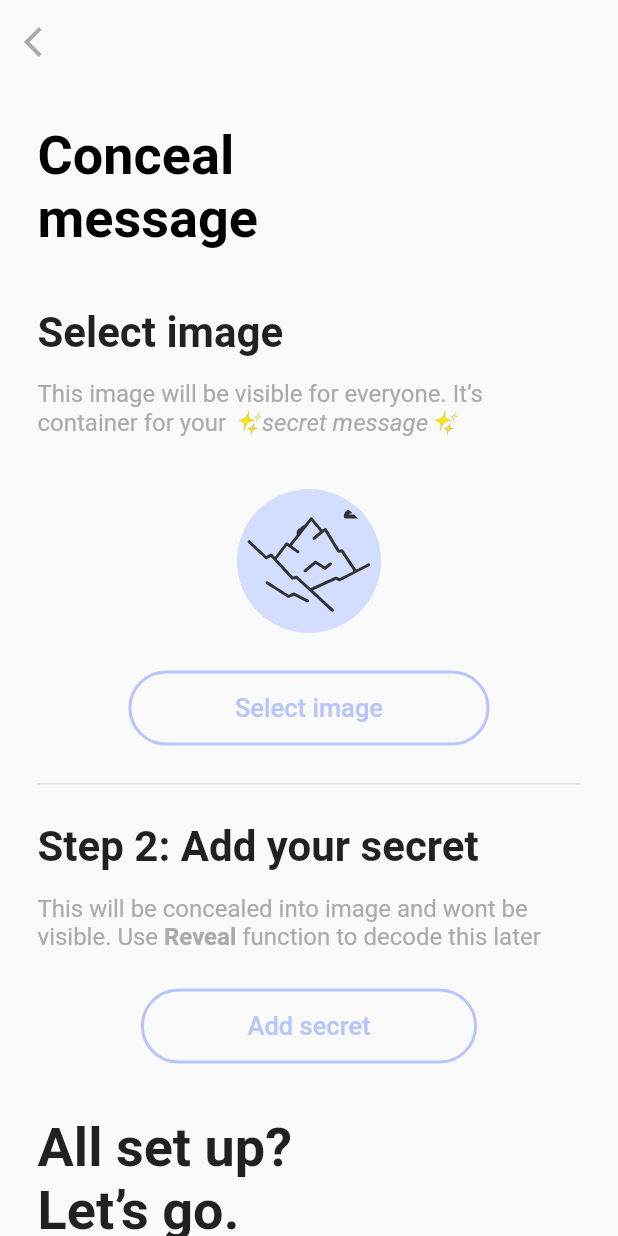
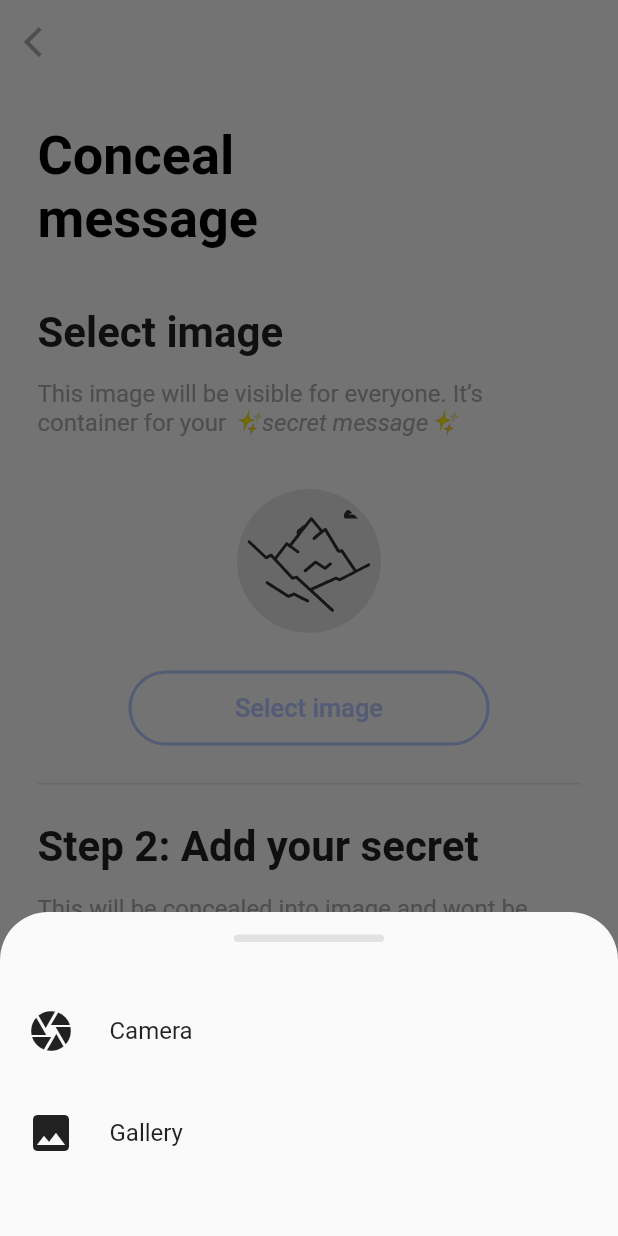
Before and after one commit to piekarskipiotr/stephanie, a Flutter app: the ConcealForm screen opened by its route, after a tap on "Select image", on a phone screen of 412 x 824 dp. Run offline on Flutter 3.47's test engine with Material 2 defaults, Android fonts, the phone set to English and light mode, and no system bars; our stand-ins replace file_picker, flutter_bloc, font_awesome_flutter, image_picker, lottie; generated files the repository leaves out were written again.

Commit message:
add image picker and more

```diff
--- /dev/null
+++ b/lib/data/models/conceal.dart
@@ -0,0 +1,14 @@
+class Conceal {
+  String? containerImage;
+  String? secret;
+  String? output;
+
+  Conceal({
+    required this.containerImage,
+    required this.secret,
+    required this.output,
+  });
+
+  @override
+  String toString() => 'Conceal{containerImage: $containerImage, secret: $secret, output: $output}';
+}
--- a/lib/resources/l10n/app_en.arb
+++ b/lib/resources/l10n/app_en.arb
@@ -40,5 +40,7 @@
   "add_secret" : "Add secret",
   "all_done" : "All set up?\nLet’s go.",
   "reveal_message" : "Reveal\nmessage",
-  "reveal_pick_image_desc" : "Pick image thath conatins a "
+  "reveal_pick_image_desc" : "Pick image thath conatins a ",
+  "camera" : "Camera",
+  "gallery" : "Gallery"
 }
--- a/lib/resources/l10n/app_pl.arb
+++ b/lib/resources/l10n/app_pl.arb
@@ -39,5 +39,7 @@
   "add_secret" : "Dodaj sekret",
   "all_done" : "Wszystko ustawione?\nZaczynajmy.",
   "reveal_message" : "Ujawnij\nwiadomość",
-  "reveal_pick_image_desc" : "Wybierz zdjęcie, które zawiera "
+  "reveal_pick_image_desc" : "Wybierz zdjęcie, które zawiera ",
+  "camera" : "Aparat",
+  "gallery" : "Galeria"
 }
--- a/lib/resources/routes/routes_handler.dart
+++ b/lib/resources/routes/routes_handler.dart
@@ -1,6 +1,9 @@
 import 'dart:developer';
 
 import 'package:flutter/material.dart';
+import 'package:flutter_bloc/flutter_bloc.dart';
+import 'package:stephanie/data/models/conceal.dart';
+import 'package:stephanie/screens/conceal_form/bloc/conceal_form_cubit.dart';
 import 'package:stephanie/screens/conceal_form/ui/conceal_form.dart';
 import 'package:stephanie/screens/home/ui/home.dart';
 import 'package:stephanie/screens/reveal_form/ui/reveal_form.dart';
@@ -14,7 +17,19 @@ class RoutesHandler {
       case AppRoutes.home:
         return buildRoute(const Home(), settings: settings);
       case AppRoutes.concealForm:
-        return buildRoute(const ConcealForm(), settings: settings);
+        return buildRoute(
+          BlocProvider(
+            create: (_) => ConcealFormCubit(),
+            child: ConcealForm(
+              conceal: Conceal(
+                containerImage: null,
+                secret: null,
+                output: null,
+              ),
+            ),
+          ),
+          settings: settings,
+        );
       case AppRoutes.revealForm:
         return buildRoute(const RevealForm(), settings: settings);
     }
--- /dev/null
+++ b/lib/screens/conceal_form/bloc/conceal_form_cubit.dart
@@ -0,0 +1,14 @@
+import 'package:flutter_bloc/flutter_bloc.dart';
+import 'package:stephanie/data/models/conceal.dart';
+import 'package:stephanie/screens/conceal_form/bloc/conceal_form_state.dart';
+
+class ConcealFormCubit extends Cubit<ConcealFormState> {
+  ConcealFormCubit() : super(InitConcealFormState());
+
+  Future refreshContainerImage(Conceal conceal) async {
+    emit(LoadingContainerImage());
+    emit(conceal.containerImage != null
+        ? LoadingContainerImageSucceeded(conceal.containerImage!)
+        : LoadingContainerImageFailed());
+  }
+}
--- /dev/null
+++ b/lib/screens/conceal_form/bloc/conceal_form_state.dart
@@ -0,0 +1,30 @@
+abstract class ConcealFormState {}
+
+class InitConcealFormState extends ConcealFormState {
+  @override
+  String toString() => runtimeType.toString();
+}
+
+class LoadingContainerImage extends ConcealFormState {
+  @override
+  String toString() => runtimeType.toString();
+}
+
+class LoadingContainerImageSucceeded extends ConcealFormState {
+  final String imagePath;
+
+  LoadingContainerImageSucceeded(this.imagePath);
+
+  @override
+  String toString() => runtimeType.toString();
+}
+
+class LoadingContainerImageFailed extends ConcealFormState {
+  @override
+  String toString() => runtimeType.toString();
+}
+
+class RefreshContainerImage extends ConcealFormState {
+  @override
+  String toString() => runtimeType.toString();
+}
--- a/lib/screens/conceal_form/ui/conceal_form.dart
+++ b/lib/screens/conceal_form/ui/conceal_form.dart
@@ -1,16 +1,28 @@
+import 'dart:developer';
+import 'dart:io';
+
+import 'package:file_picker/file_picker.dart';
 import 'package:flutter/material.dart';
+import 'package:flutter_bloc/flutter_bloc.dart';
 import 'package:lottie/lottie.dart';
 import 'package:stephanie/common/constants.dart';
+import 'package:stephanie/common/helpers/app_bottom_dialog_helper.dart';
 import 'package:stephanie/common/helpers/opacity_helper.dart';
 import 'package:stephanie/common/helpers/padding_helper.dart';
+import 'package:stephanie/data/models/conceal.dart';
 import 'package:stephanie/resources/app_theme.dart';
 import 'package:stephanie/resources/colors/app_colors.dart';
 import 'package:stephanie/resources/l10n/app_localizations_helper.dart';
+import 'package:stephanie/screens/conceal_form/bloc/conceal_form_cubit.dart';
+import 'package:stephanie/screens/conceal_form/bloc/conceal_form_state.dart';
+import 'package:stephanie/widgets/image_source_dialog.dart';
 import 'package:stephanie/widgets/longer_button.dart';
 import 'package:stephanie/widgets/longer_outlined_button.dart';
 
 class ConcealForm extends StatelessWidget {
-  const ConcealForm({Key? key}) : super(key: key);
+  final Conceal conceal;
+
+  const ConcealForm({Key? key, required this.conceal}) : super(key: key);
 
   @override
   Widget build(BuildContext context) {
@@ -56,7 +68,9 @@ class ConcealForm extends StatelessWidget {
                               style: TextStyle(
                                 fontSize: 24.0,
                                 fontWeight: FontWeight.bold,
-                                color: AppTheme.isDarkMode() ? Colors.white : Colors.black,
+                                color: AppTheme.isDarkMode()
+                                    ? Colors.white
+                                    : Colors.black,
                               ),
                             )
                           : Text(
@@ -65,7 +79,9 @@ class ConcealForm extends StatelessWidget {
                               style: TextStyle(
                                 fontSize: 24.0,
                                 fontWeight: FontWeight.bold,
-                                color: AppTheme.isDarkMode() ? Colors.white : Colors.black,
+                                color: AppTheme.isDarkMode()
+                                    ? Colors.white
+                                    : Colors.black,
                               ),
                             ),
                     ),
@@ -111,7 +127,8 @@ class ConcealForm extends StatelessWidget {
                             ),
                             children: [
                               TextSpan(
-                                text: getString(context).conceal_pick_image_desc,
+                                text:
+                                    getString(context).conceal_pick_image_desc,
                                 style: const TextStyle(
                                   color: AppColors.gray,
                                 ),
@@ -120,7 +137,8 @@ class ConcealForm extends StatelessWidget {
                                 text: getString(context).secret_message,
                                 style: const TextStyle(
                                   color: AppColors.gray,
-                                    fontStyle: FontStyle.italic),
+                                  fontStyle: FontStyle.italic,
+                                ),
                               ),
                             ],
                           ),
@@ -130,19 +148,47 @@ class ConcealForm extends StatelessWidget {
                     const SizedBox(
                       height: 35.0,
                     ),
-                    SizedBox(
+                    BlocBuilder<ConcealFormCubit, ConcealFormState>(
+                      builder: (context, state) {
+                        if (state is LoadingContainerImageSucceeded) {
+                          return SizedBox(
+                            height: 256.0,
+                            child: Image.file(File(state.imagePath)),
+                          );
+                        } else if (state is LoadingContainerImage) {
+                          return const SizedBox(
+                            height: 96.0,
+                            width: 96.0,
+                            child: CircularProgressIndicator(
+                              color: Colors.white,
+                            ),
+                          );
+                        } else {
+                          return SizedBox(
                             width: 96.0,
                             height: 96.0,
                             child: CircleAvatar(
+                              backgroundColor: AppColors.lightGray,
                               child: Lottie.asset(mountains),
                             ),
+                          );
+                        }
+                      },
                     ),
                     const SizedBox(
                       height: 25.0,
                     ),
                     LongerOutlinedButton(
                       text: getString(context).select_image,
-                        onClick: () {},
+                      onClick: () => AppBottomDialogHelper.show(
+                        context,
+                        BlocProvider.value(
+                          value: context.read<ConcealFormCubit>(),
+                          child: ImageSourceDialog(
+                            conceal: conceal,
+                          ),
+                        ),
+                      ),
                       isLoading: false,
                     ),
                     const SizedBox(
@@ -185,8 +231,8 @@ class ConcealForm extends StatelessWidget {
                             ),
                             children: [
                               TextSpan(
-                                text:
-                                    getString(context).conceal_add_secret_desc_1,
+                                text: getString(context)
+                                    .conceal_add_secret_desc_1,
                                 style: const TextStyle(
                                   color: AppColors.gray,
                                 ),
@@ -198,8 +244,8 @@ class ConcealForm extends StatelessWidget {
                                     fontWeight: FontWeight.bold),
                               ),
                               TextSpan(
-                                text:
-                                    getString(context).conceal_add_secret_desc_2,
+                                text: getString(context)
+                                    .conceal_add_secret_desc_2,
                                 style: const TextStyle(
                                   color: AppColors.gray,
                                 ),
@@ -214,7 +260,13 @@ class ConcealForm extends StatelessWidget {
                     ),
                     LongerOutlinedButton(
                       text: getString(context).add_secret,
-                      onClick: () {},
+                      onClick: () async {
+                        FilePickerResult? result = await FilePicker.platform
+                            .pickFiles(type: FileType.any);
+                        if (result != null) {
+                          conceal.secret = result.files.single.path;
+                        }
+                      },
                       isLoading: false,
                     ),
                     const SizedBox(
@@ -236,8 +288,22 @@ class ConcealForm extends StatelessWidget {
                     ),
                     LongerButton(
                       text: getString(context).conceal,
-                      onClick: () {},
+                      onClick: (conceal.containerImage != null &&
+                              conceal.secret != null)
+                          ? () {
+                              log(conceal.toString());
+                            }
+                          : null,
                       isLoading: false,
+                      customStyle: Theme.of(context)
+                          .elevatedButtonTheme
+                          .style!
+                          .copyWith(
+                            backgroundColor: (conceal.containerImage != null &&
+                                    conceal.secret != null)
+                                ? MaterialStateProperty.all(AppColors.primary)
+                                : MaterialStateProperty.all(AppColors.gray),
+                          ),
                     ),
                     const SizedBox(
                       height: 25.0,
--- a/lib/screens/reveal_form/ui/reveal_form.dart
+++ b/lib/screens/reveal_form/ui/reveal_form.dart
@@ -135,6 +135,7 @@ class RevealForm extends StatelessWidget {
                       width: 96.0,
                       height: 96.0,
                       child: CircleAvatar(
+                        backgroundColor: AppColors.lightGray,
                         child: Lottie.asset(mountains),
                       ),
                     ),
--- /dev/null
+++ b/lib/widgets/image_source_dialog.dart
@@ -0,0 +1,98 @@
+import 'dart:developer';
+import 'dart:io';
+import 'dart:async';
+import 'package:flutter/material.dart';
+import 'package:image_picker/image_picker.dart';
+import 'package:stephanie/data/models/conceal.dart';
+import 'package:stephanie/resources/colors/app_colors.dart';
+import 'package:stephanie/resources/l10n/app_localizations_helper.dart';
+import 'package:stephanie/screens/conceal_form/bloc/conceal_form_cubit.dart';
+import 'package:flutter_bloc/flutter_bloc.dart';
+
+class ImageSourceDialog extends StatelessWidget {
+  final Conceal conceal;
+  const ImageSourceDialog({Key? key, required this.conceal}) : super(key: key);
+
+  @override
+  Widget build(BuildContext context) {
+    return SingleChildScrollView(
+      child: Padding(
+        padding: const EdgeInsets.only(top: 15.0, bottom: 10.0),
+        child: Column(
+          mainAxisSize: MainAxisSize.max,
+          children: [
+            Container(
+              height: 5.0,
+              width: 100.0,
+              decoration: BoxDecoration(
+                color: AppColors.lightGray,
+                borderRadius: BorderRadius.circular(28.0),
+              ),
+            ),
+            const SizedBox(
+              height: 25.0,
+            ),
+            InkWell(
+              onTap: () async {
+                var imagePicker = ImagePicker();
+                XFile? image = await imagePicker.pickImage(source: ImageSource.camera);
+                if (image != null) {
+                  conceal.containerImage = image.path;
+                  context.read<ConcealFormCubit>().refreshContainerImage(conceal);
+                  Navigator.pop(context);
+                }
+              },
+              child: Row(
+                children: [
+                  const Padding(
+                    padding: EdgeInsets.all(18.0),
+                    child: Icon(
+                      Icons.camera,
+                      size: 32.0,
+                    ),
+                  ),
+                  const SizedBox(
+                    width: 5.0,
+                  ),
+                  Text(
+                    getString(context).camera,
+                    style: const TextStyle(fontSize: 16.0),
+                  )
+                ],
+              ),
+            ),
+            InkWell(
+              onTap: () async {
+                var imagePicker = ImagePicker();
+                XFile? image = await imagePicker.pickImage(source: ImageSource.gallery);
+                if (image != null) {
+                  conceal.containerImage = image.path;
+                  context.read<ConcealFormCubit>().refreshContainerImage(conceal);
+                  Navigator.pop(context);
+                }
+              },
+              child: Row(
+                children: [
+                  const Padding(
+                    padding: EdgeInsets.all(18.0),
+                    child: Icon(Icons.image, size: 32.0),
+                  ),
+                  const SizedBox(
+                    width: 5.0,
+                  ),
+                  Text(
+                    getString(context).gallery,
+                    style: const TextStyle(fontSize: 16.0),
+                  )
+                ],
+              ),
+            ),
+            const SizedBox(
+              height: 25.0,
+            ),
+          ],
+        ),
+      ),
+    );
+  }
+}
--- a/lib/widgets/longer_button.dart
+++ b/lib/widgets/longer_button.dart
@@ -4,17 +4,20 @@ class LongerButton extends StatelessWidget {
   final String text;
   final VoidCallback? onClick;
   final bool isLoading;
+  final ButtonStyle? customStyle;
 
   const LongerButton({
     Key? key,
     required this.text,
     required this.onClick,
     required this.isLoading,
+    this.customStyle,
   }) : super(key: key);
 
   @override
   Widget build(BuildContext context) {
     return ElevatedButton(
+      style: customStyle,
       onPressed: isLoading ? () {} : onClick,
       child: Padding(
         padding: const EdgeInsets.only(
--- a/pubspec.yaml
+++ b/pubspec.yaml
@@ -19,6 +19,9 @@ dependencies:
   lottie: ^1.2.1
   url_launcher: ^6.0.12
   font_awesome_flutter: ^9.2.0
+  image_picker: ^0.8.4+5
+  gallery_saver: ^2.3.2
+  file_picker: ^4.3.3
 
 dev_dependencies:
   flutter_test:
```
Also changed, not shown: pubspec.lock, 4 other files. Lines whose indentation alone changed are shown as unchanged.
